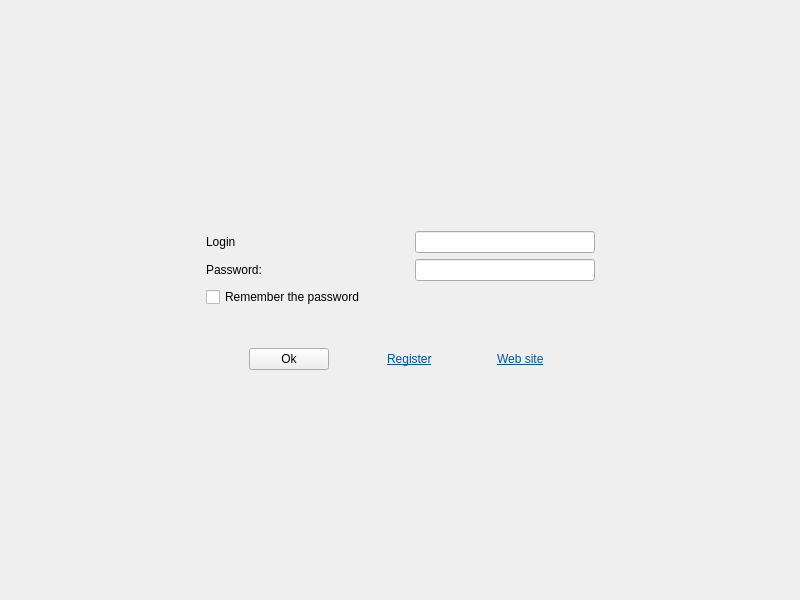
This is client/single-server/mainwindow.ui in alphaonex86/CatchChallenger as Qt 5 draws it before an edit. The edited form follows.
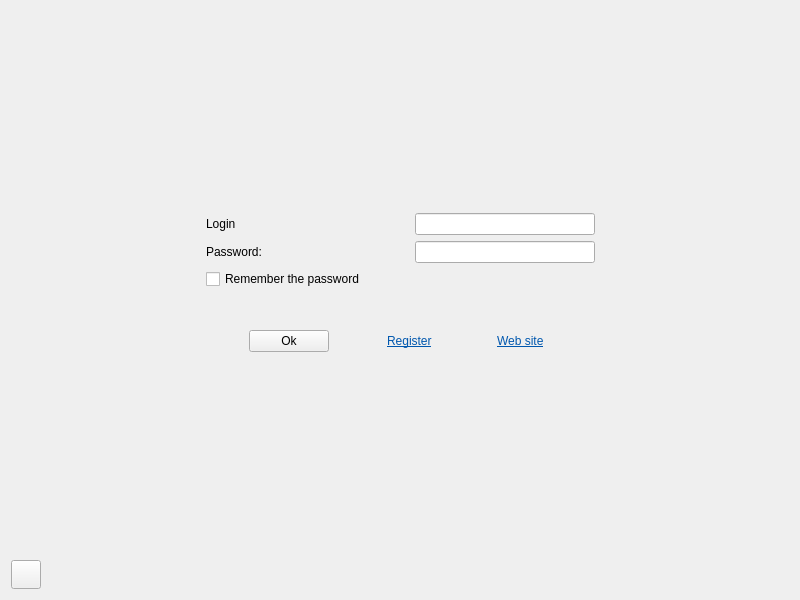
This is the edited form. Icons and pictures are not drawn.

The edit to the form file:
```diff
--- a/client/single-server/mainwindow.ui
+++ b/client/single-server/mainwindow.ui
@@ -46,13 +46,7 @@
        <property name="styleSheet">
         <string notr="true">#page_login{background-image: url(:/images/background.png);}</string>
        </property>
-       <layout class="QVBoxLayout" name="verticalLayout_3">
-        <property name="spacing">
-         <number>0</number>
-        </property>
-        <property name="margin">
-         <number>0</number>
-        </property>
+       <layout class="QVBoxLayout" name="verticalLayout_2">
         <item>
          <spacer name="verticalSpacer_login_2">
           <property name="orientation">
@@ -362,6 +356,37 @@
           </property>
          </spacer>
         </item>
+        <item>
+         <layout class="QHBoxLayout" name="horizontalLayout_2">
+          <item>
+           <widget class="QToolButton" name="languages">
+            <property name="icon">
+             <iconset resource="../base/resources/client-resources.qrc">
+              <normaloff>:/images/interface/languages.png</normaloff>:/images/interface/languages.png</iconset>
+            </property>
+            <property name="iconSize">
+             <size>
+              <width>22</width>
+              <height>22</height>
+             </size>
+            </property>
+           </widget>
+          </item>
+          <item>
+           <spacer name="horizontalSpacer">
+            <property name="orientation">
+             <enum>Qt::Horizontal</enum>
+            </property>
+            <property name="sizeHint" stdset="0">
+             <size>
+              <width>40</width>
+              <height>20</height>
+             </size>
+            </property>
+           </spacer>
+          </item>
+         </layout>
+        </item>
        </layout>
       </widget>
      </widget>
```
